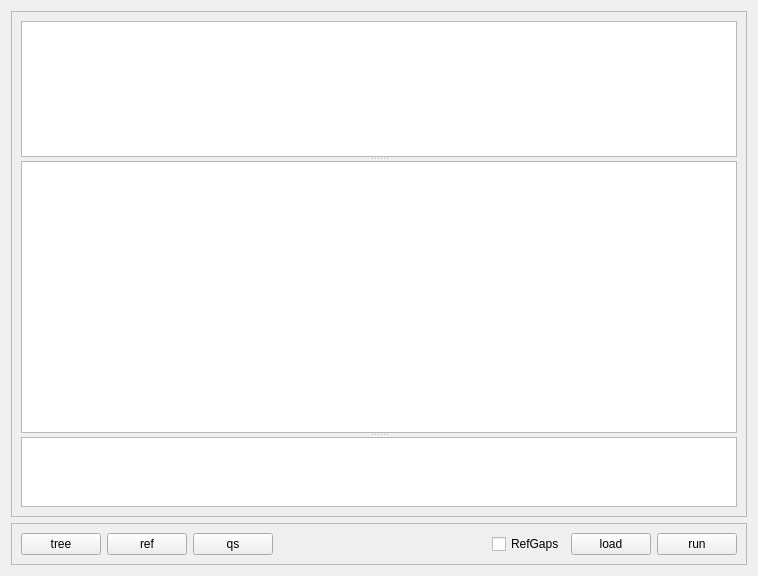
The window that main_widget.ui (sim82/contraption) describes before a commit, drawn with Qt 5.
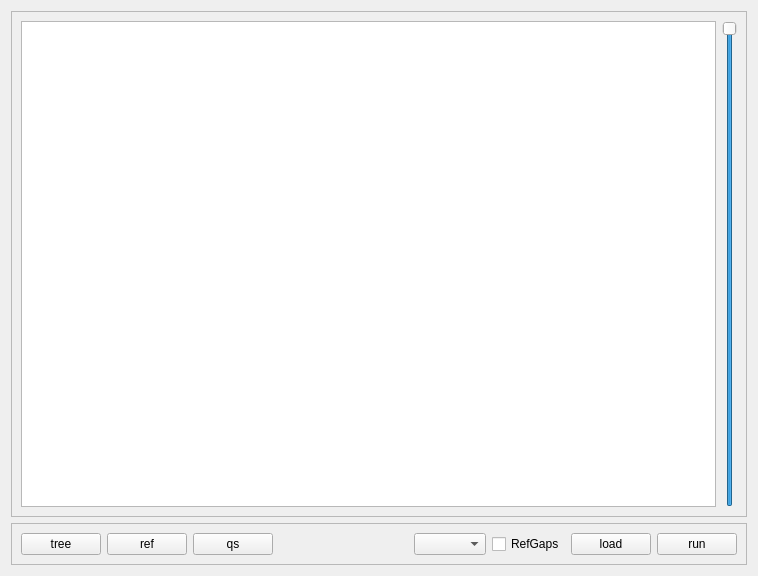
The same window after the commit.

Commit message: fast zooming in text grid.

Patch:
```diff
--- a/main_widget.ui
+++ b/main_widget.ui
@@ -22,43 +22,12 @@
      <property name="frameShadow">
       <enum>QFrame::Raised</enum>
      </property>
-     <layout class="QVBoxLayout" name="verticalLayout_2">
+     <layout class="QHBoxLayout" name="horizontalLayout">
       <item>
        <widget class="QSplitter" name="splitter">
         <property name="orientation">
          <enum>Qt::Vertical</enum>
         </property>
-        <property name="opaqueResize">
-         <bool>false</bool>
-        </property>
-        <widget class="QTableView" name="tv_alignment">
-         <property name="sizePolicy">
-          <sizepolicy hsizetype="Expanding" vsizetype="Expanding">
-           <horstretch>0</horstretch>
-           <verstretch>5</verstretch>
-          </sizepolicy>
-         </property>
-         <property name="showGrid">
-          <bool>false</bool>
-         </property>
-         <attribute name="horizontalHeaderVisible">
-          <bool>false</bool>
-         </attribute>
-        </widget>
-        <widget class="QTableView" name="tv_qs">
-         <property name="enabled">
-          <bool>true</bool>
-         </property>
-         <property name="sizePolicy">
-          <sizepolicy hsizetype="Expanding" vsizetype="Expanding">
-           <horstretch>0</horstretch>
-           <verstretch>10</verstretch>
-          </sizepolicy>
-         </property>
-         <property name="showGrid">
-          <bool>false</bool>
-         </property>
-        </widget>
         <widget class="QPlainTextEdit" name="pte_log">
          <property name="enabled">
           <bool>true</bool>
@@ -84,6 +53,22 @@
         </widget>
        </widget>
       </item>
+      <item>
+       <widget class="QSlider" name="slZoom">
+        <property name="minimum">
+         <number>10</number>
+        </property>
+        <property name="maximum">
+         <number>100</number>
+        </property>
+        <property name="value">
+         <number>100</number>
+        </property>
+        <property name="orientation">
+         <enum>Qt::Vertical</enum>
+        </property>
+       </widget>
+      </item>
      </layout>
     </widget>
    </item>
@@ -130,6 +115,9 @@
         </property>
        </spacer>
       </item>
+      <item>
+       <widget class="QComboBox" name="cbZoom"/>
+      </item>
       <item>
        <widget class="QCheckBox" name="cbRefGaps">
         <property name="text">
```
Left out of the diff: 2 changed lines with no effect on the pictures. The commit also changes 5 other files.
